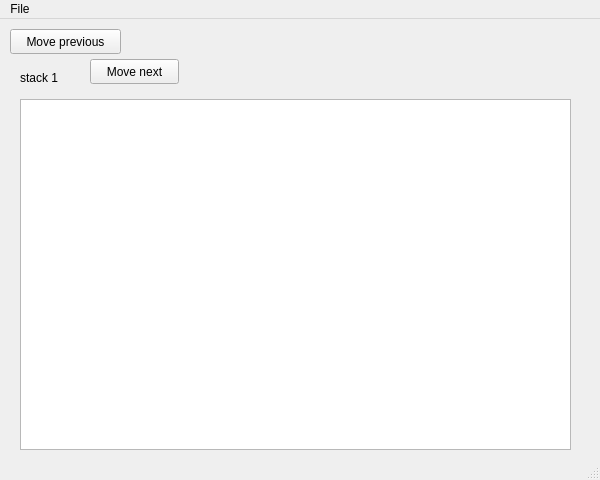
Qt form mainwindow.ui (daekwon00/qt_dev) before a commit.
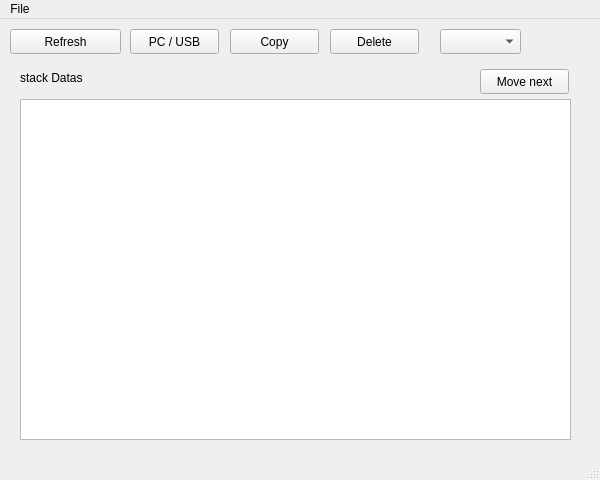
The same form after that commit. Icons and pictures are not drawn.

Commit message: -. add to search usb and combobox

What changed in the file:
```diff
--- a/mainwindow.ui
+++ b/mainwindow.ui
@@ -32,19 +32,19 @@
        <rect>
         <x>20</x>
         <y>10</y>
-        <width>67</width>
+        <width>111</width>
         <height>17</height>
        </rect>
       </property>
       <property name="text">
-       <string>stack 1</string>
+       <string>stack Datas</string>
       </property>
      </widget>
      <widget class="QPushButton" name="pushButton">
       <property name="geometry">
        <rect>
-        <x>90</x>
-        <y>0</y>
+        <x>480</x>
+        <y>10</y>
         <width>89</width>
         <height>25</height>
        </rect>
@@ -59,7 +59,7 @@
         <x>20</x>
         <y>40</y>
         <width>551</width>
-        <height>351</height>
+        <height>341</height>
        </rect>
       </property>
      </widget>
@@ -90,7 +90,59 @@
      </rect>
     </property>
     <property name="text">
-     <string>Move previous</string>
+     <string>Refresh</string>
+    </property>
+   </widget>
+   <widget class="QPushButton" name="pushButton_copy">
+    <property name="geometry">
+     <rect>
+      <x>230</x>
+      <y>10</y>
+      <width>89</width>
+      <height>25</height>
+     </rect>
+    </property>
+    <property name="text">
+     <string>Copy</string>
+    </property>
+   </widget>
+   <widget class="QPushButton" name="pushButton_Delete">
+    <property name="geometry">
+     <rect>
+      <x>330</x>
+      <y>10</y>
+      <width>89</width>
+      <height>25</height>
+     </rect>
+    </property>
+    <property name="text">
+     <string>Delete</string>
+    </property>
+   </widget>
+   <widget class="QPushButton" name="pushButton_pc_usb">
+    <property name="geometry">
+     <rect>
+      <x>130</x>
+      <y>10</y>
+      <width>89</width>
+      <height>25</height>
+     </rect>
+    </property>
+    <property name="text">
+     <string>PC / USB</string>
+    </property>
+   </widget>
+   <widget class="QComboBox" name="combobox_options">
+    <property name="geometry">
+     <rect>
+      <x>440</x>
+      <y>10</y>
+      <width>81</width>
+      <height>25</height>
+     </rect>
+    </property>
+    <property name="currentText">
+     <string/>
     </property>
    </widget>
   </widget>
```
Left out of the diff: 4 changed lines with no effect on the pictures. The commit also changes 5 other files.
